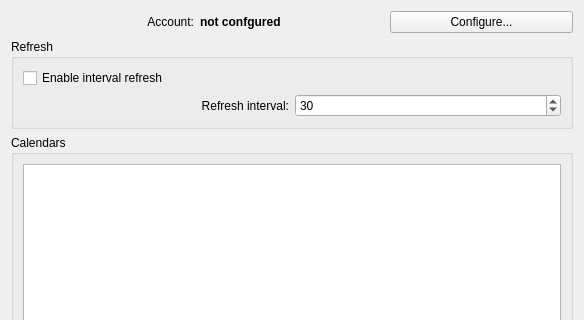
Above: resources/google-groupware/googlesettingsdialog.ui from KDE/kdepim-runtime before the change; both pictures show x 0 to 584 and y 0 to 320 of the 584 by 680 pixel window. Below: the same form after it.
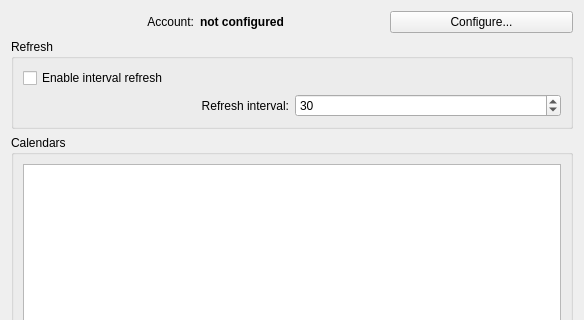
That is the form after the change. Icons and pictures are not drawn. Custom widgets are drawn as their Qt base class.

What changed in the file:
```diff
--- a/resources/google-groupware/googlesettingsdialog.ui
+++ b/resources/google-groupware/googlesettingsdialog.ui
@@ -26,7 +26,7 @@
      <item>
       <widget class="QLabel" name="accountLabel">
        <property name="text">
-        <string>&lt;b&gt;not confgured&lt;/b&gt;</string>
+        <string>&lt;b&gt;not configured&lt;/b&gt;</string>
        </property>
       </widget>
      </item>
```
